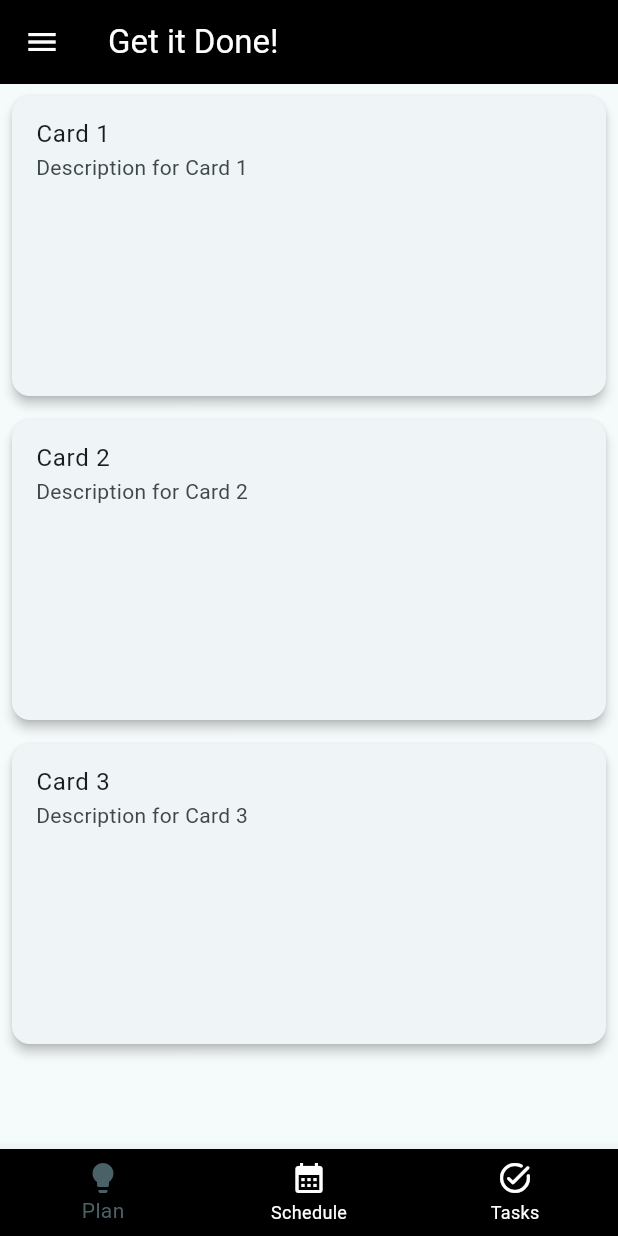
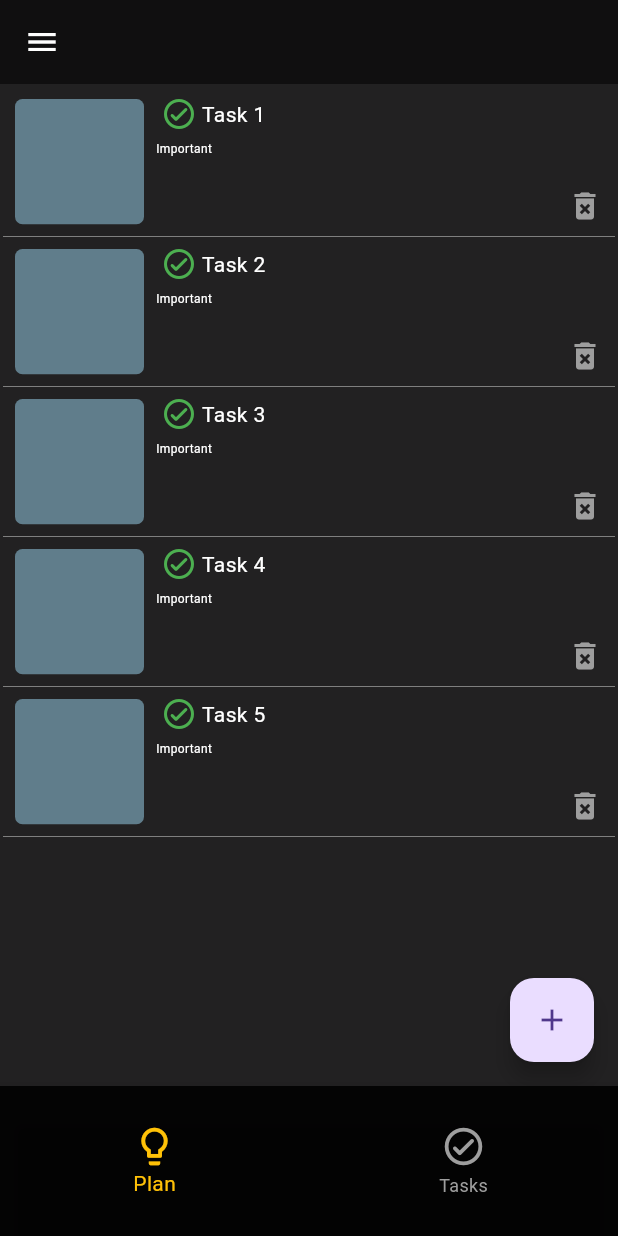
Before and after one commit to AvitBrian/alu_mobile_development, a Flutter app: the screen it shows after launch, on a phone screen of 412 x 824 dp. Run offline on Flutter 3.47's test engine with Material 3 defaults, Android fonts, the phone set to English and light mode, and no system bars.

Commit message:
Updated code base

```diff
--- a/get_it_done/lib/features/authentication/authentication.dart
+++ b/get_it_done/lib/features/authentication/authentication.dart
@@ -1,12 +1,12 @@
-// import 'package:flutter/material.dart';
-// import 'package:get_it_done/features/authentication/screens/login_screen.dart';
-// import 'package:get_it_done/features/navigation/navigation.dart';
+import 'package:flutter/material.dart';
+import 'package:get_it_done/features/authentication/screens/login_screen.dart';
+import 'package:get_it_done/features/navigation/navigation.dart';
 
-// class Authentication extends StatelessWidget {
-//   const Authentication({super.key});
-//   static bool isLoggedIn = false;
-//   @override
-//   Widget build(BuildContext context) {
-//     return isLoggedIn ? const Navigation() : const Login();
-//   }
-// }
+class Authentication extends StatelessWidget {
+  const Authentication({super.key});
+  static bool isLoggedIn = true;
+  @override
+  Widget build(BuildContext context) {
+    return isLoggedIn ? const Navigation() : LoginPage();
+  }
+}
--- a/get_it_done/lib/features/navigation/navigation.dart
+++ b/get_it_done/lib/features/navigation/navigation.dart
@@ -1,32 +1,14 @@
 import 'package:flutter/material.dart';
+import 'package:get_it_done/features/navigation/screens/home_screen.dart';
 
 class Navigation extends StatelessWidget {
-  const Navigation({Key? key});
+  const Navigation({super.key});
 
   @override
   Widget build(BuildContext context) {
-    return Scaffold(
+    return const Scaffold(
       body: Center(
-        child: Text('Layout with scroll view'),
-      ),
-      bottomNavigationBar: BottomNavigationBar(
-        backgroundColor: Colors.black,
-        selectedItemColor: Colors.white,
-        unselectedItemColor: Colors.white,
-        items: <BottomNavigationBarItem>[
-          BottomNavigationBarItem(
-            icon: Icon(Icons.local_activity),
-            label: 'Plan',
-          ),
-          BottomNavigationBarItem(
-            icon: Icon(Icons.schedule),
-            label: 'Schedule',
-          ),
-          BottomNavigationBarItem(
-            icon: Icon(Icons.task),
-            label: 'Task',
-          ),
-        ],
+        child: HomeScreen(title: "Get It done"),
       ),
     );
   }
--- a/get_it_done/lib/features/navigation/screens/home_screen.dart
+++ b/get_it_done/lib/features/navigation/screens/home_screen.dart
@@ -1,19 +1,22 @@
 import 'package:flutter/material.dart';
-import 'package:get_it_done/features/navigation/screens/schedule_screen.dart';
-import 'package:get_it_done/utils/cards.dart';
+import 'package:get_it_done/features/authentication/authentication.dart';
+import 'package:get_it_done/features/navigation/widgets/new_task.dart';
+import 'package:get_it_done/features/navigation/widgets/plan_page.dart';
+import 'package:get_it_done/features/navigation/widgets/tasks_page.dart';
+import 'package:get_it_done/utils/constants.dart';
 
-
-class MyHomePage extends StatefulWidget {
-  const MyHomePage({Key? key, required this.title}) : super(key: key);
+class HomeScreen extends StatefulWidget {
+  const HomeScreen({Key? key, required this.title}) : super(key: key);
 
   final String title;
 
   @override
-  State<MyHomePage> createState() => _MyHomePageState();
+  State<HomeScreen> createState() => _MyHomePageState();
 }
 
-class _MyHomePageState extends State<MyHomePage> {
+class _MyHomePageState extends State<HomeScreen> {
   int _selectedIndex = 0;
+  final pages = [Plan(), TasksPage()];
 
   void _onItemTapped(int index) {
     setState(() {
@@ -23,90 +26,97 @@ class _MyHomePageState extends State<MyHomePage> {
     if (index == 1) {
       Navigator.push(
         context,
-        MaterialPageRoute(builder: (context) => ScheduleScreen()),
+        MaterialPageRoute(builder: (context) => const Authentication()),
       );
     }
   }
 
-
   @override
   Widget build(BuildContext context) {
     return Scaffold(
+      backgroundColor: Colors.black87,
       appBar: AppBar(
-        backgroundColor: Colors.black,
-        iconTheme: IconThemeData(color: Colors.white),
-        title: Text(
-          widget.title,
-          style: TextStyle(color: Colors.white),
+        backgroundColor: Colors.black54,
+        leading: Builder(
+          builder: (BuildContext context) {
+            return IconButton(
+              icon: const Icon(Icons.menu),
+              color: Colors.white,
+              onPressed: () {
+                Scaffold.of(context).openDrawer();
+              },
+            );
+          },
         ),
       ),
-      body: VerticalCardList(),
-
-      drawer: Drawer(
+      body: Padding(
+        padding: const EdgeInsets.all(2),
+        child: pages[_selectedIndex],
+      ),
+      drawer: SafeArea(
+        child: Drawer(
+          backgroundColor: Colors.black87,
+          surfaceTintColor: Colors.white,
           child: ListView(
             padding: EdgeInsets.zero,
             children: [
-            const DrawerHeader(
-              decoration: BoxDecoration(
-                color: Colors.black,
-              ),
-              child: Text('Get It Done', style: TextStyle(color: Colors.white)),
+              const Padding(
+                padding: EdgeInsets.all(10.0),
+                child: Text("Get It Done"),
               ),
               ListTile(
-              title: Text('Home'),
+                title: const Text('Get It Done'),
                 selected: _selectedIndex == 0,
                 onTap: () {
                   _onItemTapped(0);
                   Navigator.pop(context);
                 },
               ),
-            ListTile(
-              title: Text('Tasks'),
-              selected: _selectedIndex == 1,
-              onTap: () {
-                _onItemTapped(1);
-                Navigator.pop(context);
-              },
-            ),
-            ListTile(
-              title: Text('Settings'),
-              selected: _selectedIndex == 2,
-              onTap: () {
-                _onItemTapped(2);
-                Navigator.pop(context);
-              },
-            ),
-            ListTile(
-              title: Text('About'),
-              selected: _selectedIndex == 3,
-              onTap: () {
-                _onItemTapped(3);
-                Navigator.pop(context);
-              },
-            ),
             ],
           ),
         ),
-      bottomNavigationBar: BottomNavigationBar(
-        backgroundColor: Colors.black,
-        selectedItemColor: Theme.of(context).colorScheme.secondary,
-        unselectedItemColor: Colors.white,
-        items: const <BottomNavigationBarItem>[
+      ),
+      bottomNavigationBar: Container(
+        decoration: const BoxDecoration(
+          color: Colors.transparent,
+        ),
+        child: Container(
+          width: MyConstants.screenWidth(context),
+          height: 100,
+          child: BottomNavigationBar(
+            type: BottomNavigationBarType.fixed,
+            useLegacyColorScheme: false,
+            backgroundColor: Colors.black87,
+            selectedItemColor: Colors.amber,
+            unselectedItemColor: Colors.grey,
+            iconSize: 30,
+            items: const [
               BottomNavigationBarItem(
-            icon: Icon(Icons.lightbulb),
+                icon: Icon(Icons.lightbulb_outline_rounded),
                 label: 'Plan',
               ),
               BottomNavigationBarItem(
-            icon: Icon(Icons.calendar_month),
-            label: 'Schedule',
-          ),
-          BottomNavigationBarItem(
-            icon: Icon(Icons.task_alt_rounded),
+                icon: Icon(Icons.check_circle_outline_rounded),
                 label: 'Tasks',
               ),
             ],
             currentIndex: _selectedIndex,
-        onTap: _onItemTapped,
+            onTap: (index) {
+              setState(() {
+                _selectedIndex = index;
+              });
+            },
+          ),
+        ),
+      ),
+      floatingActionButton: FloatingActionButton(
+        onPressed: () {
+          Navigator.push(
+            context,
+            MaterialPageRoute(builder: (context) => const NewEntry()),
+          );
+        },
+        child: const Icon(Icons.add),
       ),
     );
   }
--- /dev/null
+++ b/get_it_done/lib/features/navigation/widgets/plan_page.dart
@@ -0,0 +1,139 @@
+import 'package:flutter/material.dart';
+import 'package:get_it_done/utils/constants.dart';
+
+class Plan extends StatelessWidget {
+  Plan({super.key});
+
+  final List<Map> tasks = List.generate(
+      5,
+      (index) => {
+            "id": index,
+            "name": "Task ${index + 1}",
+            "state": "",
+            "photoUrl": ""
+          });
+
+  @override
+  Widget build(BuildContext context) {
+    return Center(
+      child: ListView.builder(
+          itemCount: tasks.length,
+          itemBuilder: (context, index) {
+            return GestureDetector(
+              onTap: () {
+                showModalBottomSheet(
+                  isScrollControlled: true,
+                  builder: (BuildContext context) {
+                    return Container(
+                        constraints: BoxConstraints(
+                            maxHeight: MyConstants.screenHeight(context) * 0.2),
+                        child: Scaffold(
+                          body: Center(child: Text("${tasks[index]["name"]}")),
+                        ));
+                  },
+                  context: context,
+                );
+              },
+              child: Container(
+                  decoration: const BoxDecoration(
+                    border: Border(
+                      bottom: BorderSide(
+                        width: 0.5,
+                        color: Colors.grey,
+                        style: BorderStyle.solid,
+                      ),
+                    ),
+                  ),
+                  width: MyConstants.screenWidth(context),
+                  height: 100,
+                  child: Row(
+                    children: [
+                      Expanded(
+                        child: Padding(
+                          padding: const EdgeInsets.all(8.0),
+                          child: Container(
+                            height: MyConstants.screenHeight(context),
+                            decoration: BoxDecoration(
+                                color: Colors.blueGrey,
+                                borderRadius: BorderRadius.circular(5)),
+                          ),
+                        ),
+                      ),
+                      Expanded(
+                        flex: 3,
+                        child: Column(
+                          children: [
+                            Expanded(
+                                child: Column(
+                              children: [
+                                Row(
+                                  children: [
+                                    const Expanded(
+                                      child: Icon(
+                                        Icons.check_circle_outline_rounded,
+                                        color: Colors.green,
+                                      ),
+                                    ),
+                                    Expanded(
+                                      flex: 9,
+                                      child: Container(
+                                          decoration: const BoxDecoration(
+                                              borderRadius: BorderRadius.only(
+                                                  bottomLeft:
+                                                      Radius.circular(0),
+                                                  bottomRight:
+                                                      Radius.circular(0))),
+                                          width:
+                                              MyConstants.screenWidth(context),
+                                          child: Padding(
+                                            padding: const EdgeInsets.symmetric(
+                                                vertical: 8.0),
+                                            child: Text(
+                                              "${tasks[index]["name"]}",
+                                              style: const TextStyle(
+                                                  color: Colors.white),
+                                            ),
+                                          )),
+                                    ),
+                                  ],
+                                ),
+                                Expanded(
+                                  child: SizedBox(
+                                    width: MyConstants.screenWidth(context),
+                                    child: const Text(
+                                      "Important",
+                                      style: TextStyle(
+                                          fontSize: 8, color: Colors.white),
+                                    ),
+                                  ),
+                                )
+                              ],
+                            )),
+                            Container(
+                                decoration: const BoxDecoration(
+                                    borderRadius: BorderRadius.only(
+                                        bottomLeft: Radius.circular(0),
+                                        bottomRight: Radius.circular(0))),
+                                width: MyConstants.screenWidth(context),
+                                child: const Padding(
+                                  padding: EdgeInsets.all(8.0),
+                                  child: Row(
+                                    mainAxisAlignment: MainAxisAlignment.end,
+                                    children: [
+                                      Icon(
+                                        Icons.delete_forever,
+                                        color: Colors.grey,
+                                      ),
+                                    ],
+                                  ),
+                                )),
+                          ],
+                        ),
+                      ),
+                    ],
+                  )),
+            );
+          }),
+    );
+  }
+}
--- a/get_it_done/lib/main.dart
+++ b/get_it_done/lib/main.dart
@@ -1,23 +1,22 @@
 import 'package:flutter/material.dart';
-import 'package:get_it_done/features/navigation/screens/home_screen.dart';
+
+import 'features/authentication/authentication.dart';
 
 void main() {
   runApp(const MyApp());
 }
 
 class MyApp extends StatelessWidget {
-  const MyApp({Key? key});
+  const MyApp({super.key});
 
   @override
   Widget build(BuildContext context) {
     return MaterialApp(
-      title: 'Get it Done!',
+      debugShowCheckedModeBanner: false,
+      home: const Authentication(),
       theme: ThemeData(
-        colorScheme: ColorScheme.fromSeed(seedColor: Colors.white),
-        useMaterial3: true,
+        primarySwatch: Colors.orange,
       ),
-      debugShowCheckedModeBanner: false,
-      home: const MyHomePage(title: 'Get it Done!'),
     );
   }
 }
--- a/get_it_done/lib/utils/cards.dart
+++ /dev/null
@@ -1,35 +0,0 @@
-import 'package:flutter/material.dart';
-
-class VerticalCardList extends StatelessWidget {
-  @override
-  Widget build(BuildContext context) {
-    return ListView.builder(
-      itemCount: 3,
-      itemBuilder: (context, index) {
-        return CardWidget(index + 1); // Pass the index as a parameter to CardWidget
-      },
-    );
-  }
-}
-
-class CardWidget extends StatelessWidget {
-  final int cardNumber;
-
-  CardWidget(this.cardNumber);
-
-  @override
-  Widget build(BuildContext context) {
-    return Card(
-      elevation: 3,
-      margin: EdgeInsets.all(8),
-
-      child: Container(
-        height: 200,
-        child: ListTile(
-          title: Text('Card $cardNumber'),
-          subtitle: Text('Description for Card $cardNumber'),
-        ),
-      ),
-    );
-  }
-}
--- /dev/null
+++ b/get_it_done/lib/utils/constants.dart
@@ -0,0 +1,22 @@
+import 'package:flutter/material.dart';
+
+class MyConstants {
+  // Screen width
+  static double screenWidth(BuildContext context) =>
+      MediaQuery.of(context).size.width;
+
+  // Screen height
+  static double screenHeight(BuildContext context) =>
+      MediaQuery.of(context).size.height;
+
+  // Primary color
+  static Color primaryColor = Color.fromARGB(255, 110, 65, 50);
+
+  // Secondary color (teal)
+  static Color secondaryColor = Color.fromARGB(255, 186, 146, 43);
+  // Background color
+  static Color backgroundColor = const Color.fromARGB(255, 254, 254, 254);
+  static Color navColor = Color.fromARGB(255, 42, 35, 35);
+  // text color
+  static Color textColor = const Color.fromARGB(255, 3, 3, 3);
+}
--- a/get_it_done/pubspec.yaml
+++ b/get_it_done/pubspec.yaml
@@ -37,6 +37,7 @@ dependencies:
   cupertino_icons: ^1.0.2
   fluttertoast: ^8.2.4
   table_calendar: ^3.1.0
+  fl_chart: ^0.66.2
 
 dev_dependencies:
   flutter_test:
```
Also changed, not shown: get_it_done/lib/features/authentication/screens/login_screen.dart (+1 -6 lines), get_it_done/lib/features/navigation/drawer.dart (deleted, +0 -94 lines), get_it_done/lib/features/navigation/widgets/new_task.dart (added, +13 -0 lines), get_it_done/lib/features/navigation/widgets/tasks_page.dart (added, +96 -0 lines), get_it_done/pubspec.lock, 1 other file. Lines whose indentation alone changed are shown as unchanged.
